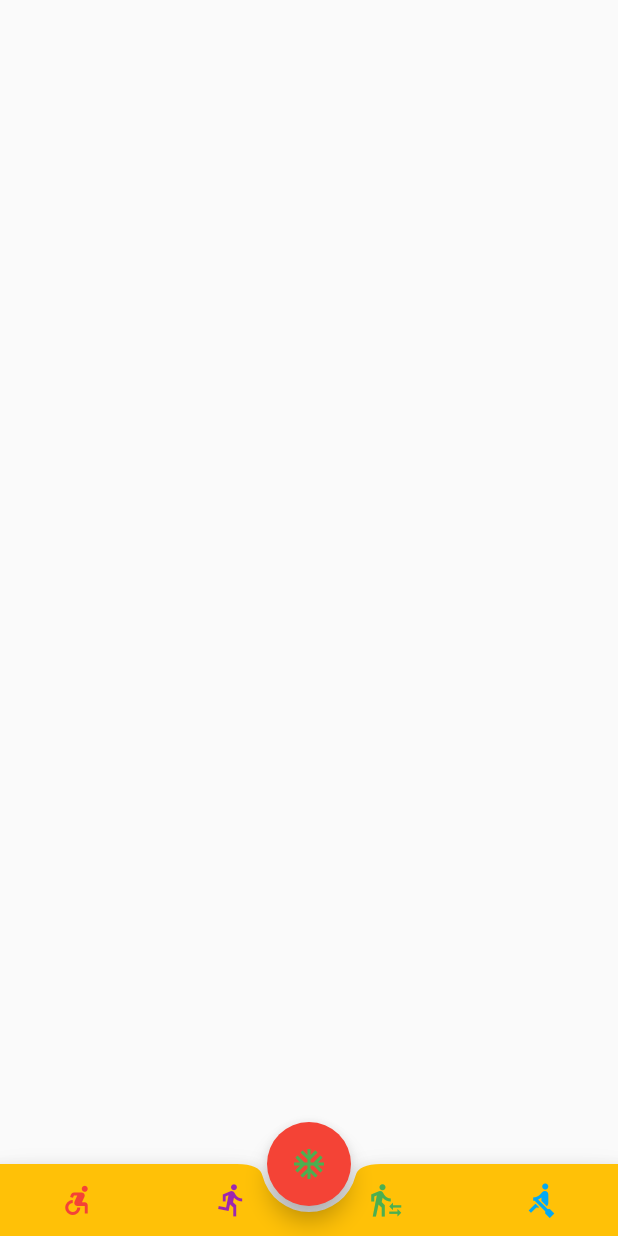
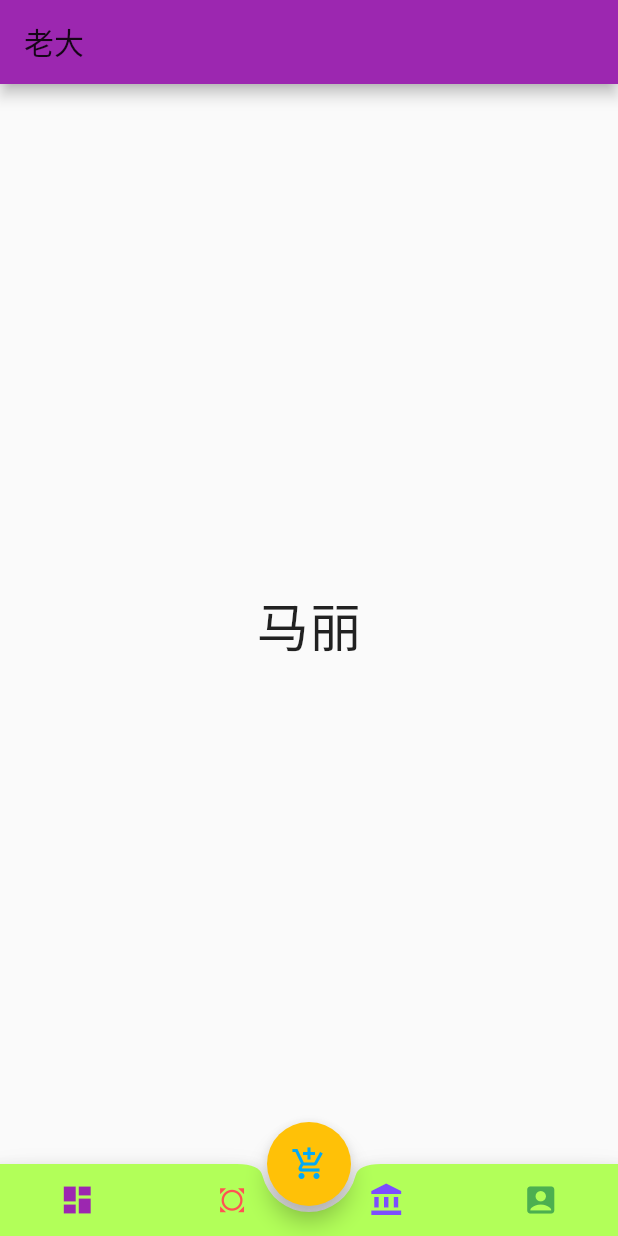
Before and after one commit to malongq/flutter3, a Flutter app: the screen it shows after launch, on a phone screen of 412 x 824 dp. Run offline on Flutter 3.47's test engine with Material 2 defaults, Android fonts, the phone set to English and light mode, and no system bars.

Commit message:
不规则底部工具栏复习

```diff
--- a/lib/main.dart
+++ b/lib/main.dart
@@ -49,19 +49,37 @@
 //}
 
 //todo 这个类是练习不规则底部栏的制作入口
+//import 'package:flutter/material.dart';
+//import 'float/float_action_bar.dart';
+//void main()=>runApp(MyApp());
+//
+//class MyApp extends StatelessWidget {
+//  @override
+//  Widget build(BuildContext context) {
+//    return MaterialApp(
+//      title: '练习不规则底部按钮的制作',
+//      theme: ThemeData(
+//        primarySwatch: Colors.red,
+//      ),
+//      home: FloatBar(),
+//    );
+//  }
+//}
+
+//todo 底部工具栏灵活配置
 import 'package:flutter/material.dart';
-import 'float/float_action_bar.dart';
+import 'new_bottom/newbottom.dart';
 void main()=>runApp(MyApp());
 
 class MyApp extends StatelessWidget {
   @override
   Widget build(BuildContext context) {
     return MaterialApp(
-      title: '练习不规则底部按钮的制作',
+      title: '底部工具栏灵活配置',
       theme: ThemeData(
-        primarySwatch: Colors.red,
+        primarySwatch: Colors.amber
       ),
-      home: FloatBar(),
+      home: NewBottom(),
     );
   }
 }
--- /dev/null
+++ b/lib/new_bottom/listpage.dart
@@ -0,0 +1,31 @@
+import 'package:flutter/material.dart';
+class ListPage extends StatefulWidget{
+
+  String title;
+  String content;
+  Color colora;
+
+  @override
+  ListPage(this.title,this.content,this.colora);
+
+  @override
+  _ListPageState createState()=> _ListPageState();
+}
+
+class _ListPageState extends State<ListPage> {
+
+  @override
+  Widget build(BuildContext context) {
+    return Scaffold(
+      appBar: AppBar(
+        backgroundColor: widget.colora,
+        title: Text(
+            widget.content
+        ),
+      ),
+      body: Center(
+        child: Text(widget.title,style: TextStyle(fontSize: 35.0),),
+      ),
+    );
+  }
+}
--- /dev/null
+++ b/lib/new_bottom/newbottom.dart
@@ -0,0 +1,66 @@
+import 'package:flutter/material.dart';
+import 'package:flutter_bottom/new_bottom/listpage.dart';
+
+class NewBottom extends StatefulWidget {
+
+  @override
+  _NewBottomState createState()=> _NewBottomState();
+}
+
+class _NewBottomState extends State<NewBottom> {
+
+  List<Widget> _list;
+  int _index = 0;
+  final _c1 = Colors.lightBlue;
+  final _c2 = Colors.lightGreenAccent;
+  final _c3 = Colors.purple;
+  final _c4 = Colors.redAccent;
+  final _c5 = Colors.deepPurpleAccent;
+  final _c6 = Colors.green;
+
+  @override
+  void initState() {
+    super.initState();
+    _list = List();
+    _list
+      ..add(ListPage('马丽','老大',_c3))
+      ..add(ListPage('马静','老二',_c4))
+      ..add(ListPage('马峰','老三',_c5))
+      ..add(ListPage('马龙','老四',_c6));
+  }
+
+  @override
+  Widget build(BuildContext context) {
+    return Scaffold(
+
+      body: _list[_index],
+
+      floatingActionButton: FloatingActionButton(
+        onPressed: (){},
+        tooltip: '这是我练习Flutter的第5天，请多关照！',
+        child: Icon(
+          Icons.add_shopping_cart,
+          color: _c1,
+        ),
+      ),
+
+      floatingActionButtonLocation: FloatingActionButtonLocation.centerDocked,
+
+      bottomNavigationBar: BottomAppBar(
+        color: _c2,
+        shape: CircularNotchedRectangle(),
+        child: Row(
+          mainAxisSize: MainAxisSize.max,
+          mainAxisAlignment: MainAxisAlignment.spaceAround,
+          children: <Widget>[
+            IconButton(icon: Icon(Icons.dashboard,color: _c3,), onPressed: (){setState(() {_index = 0;});}),
+            IconButton(icon: Icon(Icons.all_out,color: _c4,), onPressed: (){setState(() {_index = 1;});}),
+            IconButton(icon: Icon(Icons.account_balance,color: _c5,), onPressed: (){setState(() {_index=2;});}),
+            IconButton(icon: Icon(Icons.account_box,color: _c6,), onPressed: (){setState(() {_index=3;});}),
+          ],
+        ),
+      ),
+
+    );
+  }
+}
```
